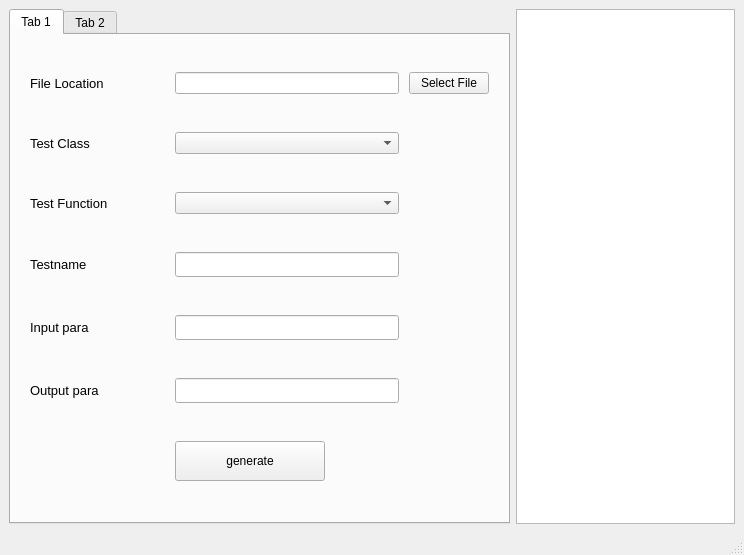
This is ui/MainWindow.ui in SJTU-Applemin/AutoClass as Qt 5 draws it before an edit. The edited form follows.
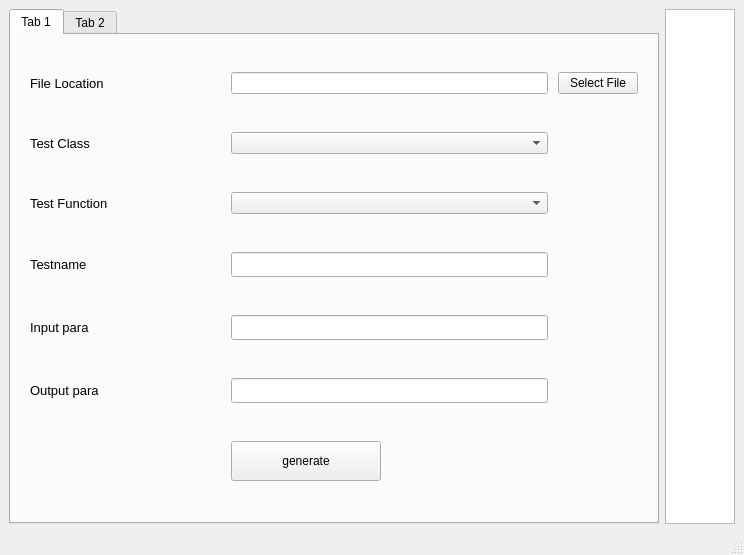
This is the edited form.

Commit message: Modify window size

The edit to the form file:
```diff
--- a/ui/MainWindow.ui
+++ b/ui/MainWindow.ui
@@ -11,7 +11,7 @@
    </rect>
   </property>
   <property name="sizePolicy">
-   <sizepolicy hsizetype="Preferred" vsizetype="Ignored">
+   <sizepolicy hsizetype="Expanding" vsizetype="Expanding">
     <horstretch>30</horstretch>
     <verstretch>38</verstretch>
    </sizepolicy>
@@ -20,9 +20,22 @@
    <string>MainWindow</string>
   </property>
   <widget class="QWidget" name="centralwidget">
-   <layout class="QGridLayout" name="gridLayout_2" columnstretch="5,1">
+   <property name="sizePolicy">
+    <sizepolicy hsizetype="Expanding" vsizetype="Expanding">
+     <horstretch>0</horstretch>
+     <verstretch>0</verstretch>
+    </sizepolicy>
+   </property>
+   <layout class="QGridLayout" name="gridLayout_2" columnstretch="10,1">
     <item row="0" column="1">
-     <widget class="QTextBrowser" name="textBrowser"/>
+     <widget class="QTextBrowser" name="textBrowser">
+      <property name="sizePolicy">
+       <sizepolicy hsizetype="Preferred" vsizetype="Expanding">
+        <horstretch>0</horstretch>
+        <verstretch>0</verstretch>
+       </sizepolicy>
+      </property>
+     </widget>
     </item>
     <item row="0" column="0">
      <widget class="QTabWidget" name="tabWidget">
@@ -34,7 +47,7 @@
       </property>
       <property name="maximumSize">
        <size>
-        <width>501</width>
+        <width>16777215</width>
         <height>16777215</height>
        </size>
       </property>
@@ -42,6 +55,12 @@
        <number>0</number>
       </property>
       <widget class="QWidget" name="main">
+       <property name="sizePolicy">
+        <sizepolicy hsizetype="Expanding" vsizetype="Expanding">
+         <horstretch>0</horstretch>
+         <verstretch>0</verstretch>
+        </sizepolicy>
+       </property>
        <attribute name="title">
         <string>Tab 1</string>
        </attribute>
@@ -198,10 +217,24 @@
            </widget>
           </item>
           <item row="1" column="1">
-           <widget class="QComboBox" name="comboBoxClass"/>
+           <widget class="QComboBox" name="comboBoxClass">
+            <property name="sizePolicy">
+             <sizepolicy hsizetype="Expanding" vsizetype="Fixed">
+              <horstretch>0</horstretch>
+              <verstretch>0</verstretch>
+             </sizepolicy>
+            </property>
+           </widget>
           </item>
           <item row="2" column="1">
-           <widget class="QComboBox" name="comboBoxFunction"/>
+           <widget class="QComboBox" name="comboBoxFunction">
+            <property name="sizePolicy">
+             <sizepolicy hsizetype="Expanding" vsizetype="Fixed">
+              <horstretch>0</horstretch>
+              <verstretch>0</verstretch>
+             </sizepolicy>
+            </property>
+           </widget>
           </item>
          </layout>
         </item>
```
Left out of the diff: 21 changed lines with no effect on the pictures. The commit also changes 2 other files.
